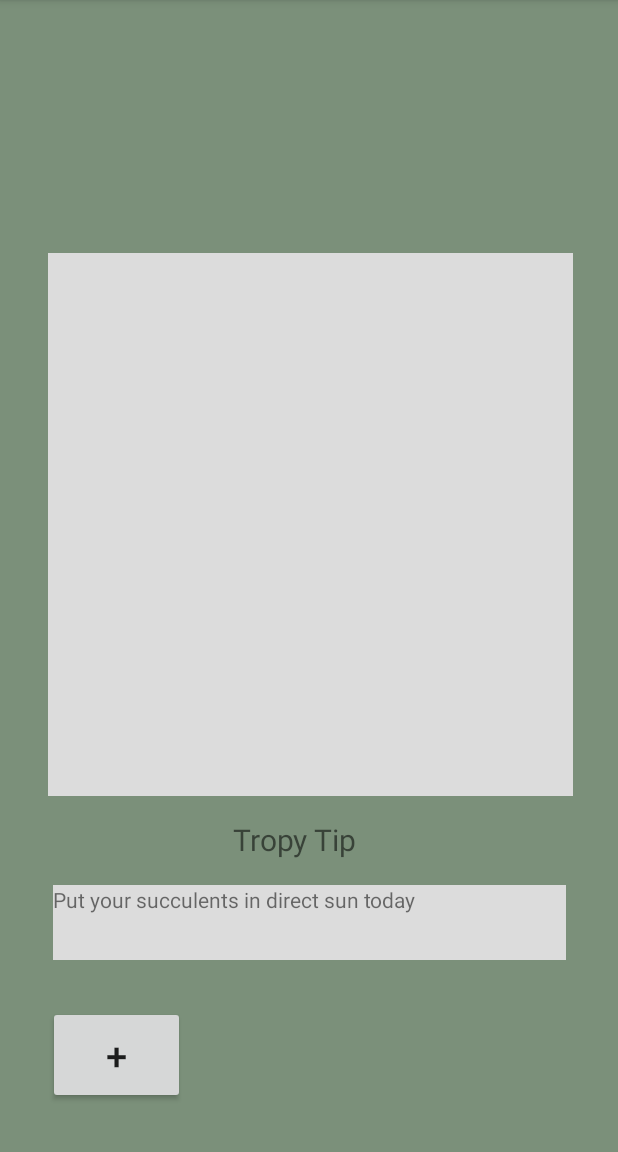
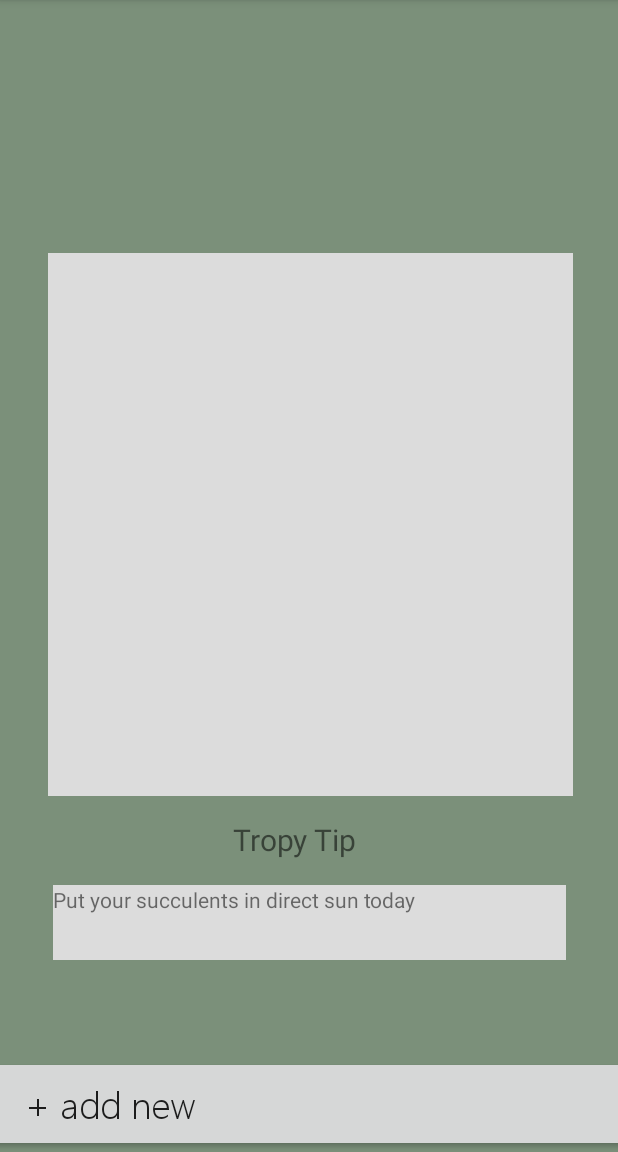
Before and after one commit to shellybekhor/Tropi, an Android app: the screen it shows after launch (MainActivity), on a phone screen of 412 x 824 dp, the part 84-1236 px from its top. Run offline under Robolectric (Android 15) with nearby library versions, the phone set to English and light mode, and no system bars.

Commit message:
working on the design of the main activity

```diff
--- /dev/null
+++ b/app/src/main/res/font/seoge_light.xml
@@ -0,0 +1,6 @@
+<?xml version="1.0" encoding="utf-8"?>
+<font-family xmlns:android="http://schemas.android.com/apk/res/android">
+        <font
+            android:fontStyle="normal"
+            android:font="@font/segoe_ui_light" />
+</font-family>
--- a/app/src/main/res/layout/activity_main.xml
+++ b/app/src/main/res/layout/activity_main.xml
@@ -53,15 +53,18 @@
 
     <Button
         android:id="@+id/addPlantButton"
-        android:layout_width="91dp"
-        android:layout_height="65dp"
-        android:layout_marginBottom="32dp"
+        android:layout_width="440dp"
+        android:layout_height="64dp"
+        android:fontFamily="@font/seoge_light"
         android:onClick="addNewPlantButtonClicking"
-        android:text="+"
+        android:paddingStart="30dp"
+        android:text="+ add new"
+        android:textAlignment="textStart"
+        android:textAllCaps="false"
         android:textSize="25sp"
         app:layout_constraintBottom_toBottomOf="parent"
         app:layout_constraintEnd_toEndOf="parent"
-        app:layout_constraintHorizontal_bias="0.1"
+        app:layout_constraintHorizontal_bias="0.517"
         app:layout_constraintStart_toStartOf="parent" />
 
     <ScrollView
```
Also changed, not shown: app/src/main/res/font/segoe_ui_light.ttf (added).
